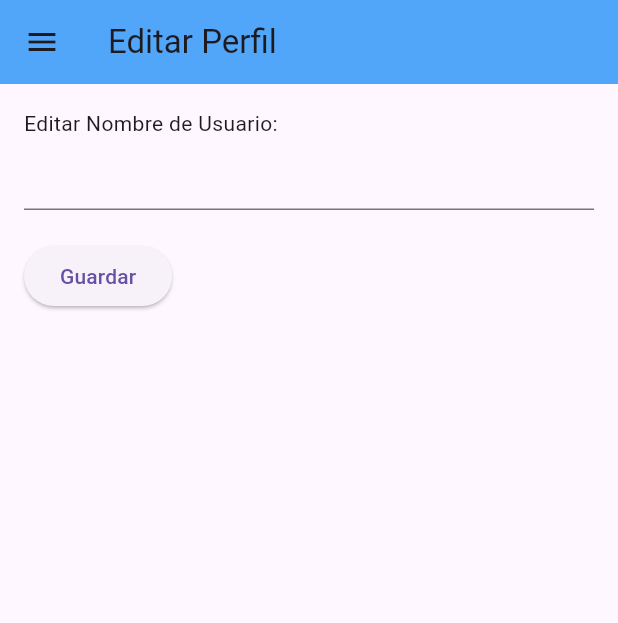
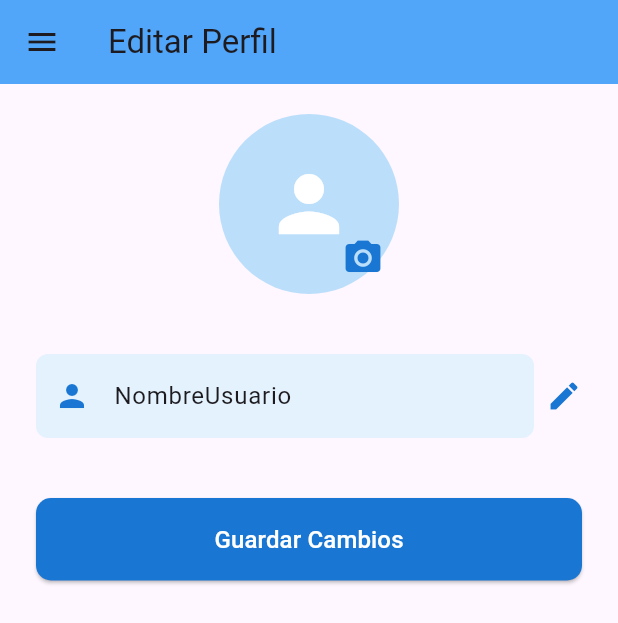
Before and after one commit to Abrajam7611/MediStock_Movil, a Flutter app: the EditProfileScreen screen opened by its route, on a phone screen of 412 x 824 dp. Shown: the top 623 px of the screen. Run offline on Flutter 3.47's test engine with Material 3 defaults, Android fonts, the phone set to English and light mode, and no system bars.

Commit message:
Correción de perfil de usuario

```diff
--- a/lib/main.dart
+++ b/lib/main.dart
@@ -15,6 +15,7 @@ class MyApp extends StatelessWidget {
   @override
   Widget build(BuildContext context) {
     return MaterialApp(
+      debugShowCheckedModeBanner: false,
       title: 'MediStock Móvil',
       theme: ThemeData(
         primarySwatch: Colors.blue,
--- a/lib/screens/edit_profile_screen.dart
+++ b/lib/screens/edit_profile_screen.dart
@@ -1,27 +1,133 @@
-// lib/screens/edit_profile_screen.dart
 import 'package:flutter/material.dart';
 import '../widgets/base_scaffold.dart';
 
-class EditProfileScreen extends StatelessWidget {
+class EditProfileScreen extends StatefulWidget {
   const EditProfileScreen({super.key});
+
+  @override
+  State<EditProfileScreen> createState() => _EditProfileScreenState();
+}
+
+class _EditProfileScreenState extends State<EditProfileScreen> {
+  TextEditingController _usernameController = TextEditingController();
+  String defaultUsername = "NombreUsuario";
+
+  @override
+  void initState() {
+    super.initState();
+    _usernameController.text = defaultUsername; // Nombre por defecto
+  }
+
+  void _saveChanges() {
+    setState(() {
+      defaultUsername = _usernameController.text;
+    });
+    Navigator.pushReplacement(
+      context,
+      MaterialPageRoute(builder: (context) => const EditProfileScreen()),
+    );
+  }
 
   @override
   Widget build(BuildContext context) {
     return BaseScaffold(
       title: 'Editar Perfil',
       body: Padding(
-        padding: const EdgeInsets.all(16.0),
+        padding: const EdgeInsets.symmetric(horizontal: 24.0, vertical: 20.0),
         child: Column(
-          crossAxisAlignment: CrossAxisAlignment.start,
+          crossAxisAlignment: CrossAxisAlignment.center,
           children: [
-            const Text('Editar Nombre de Usuario:'),
-            const TextField(),
-            const SizedBox(height: 20),
-            ElevatedButton(
-              onPressed: () {
-                // Guardar cambios (futuro)
-              },
-              child: const Text('Guardar'),
+            // Foto de perfil
+            Center(
+              child: Stack(
+                alignment: Alignment.center,
+                children: [
+                  CircleAvatar(
+                    radius: 60,
+                    backgroundColor: Colors.blue[100],
+                    child: const Icon(
+                      Icons.person,
+                      size: 60,
+                      color: Colors.white,
+                    ),
+                  ),
+                  Positioned(
+                    bottom: 0,
+                    right: 0,
+                    child: PopupMenuButton(
+                      onSelected: (value) {
+                        if (value == 'change') {
+                          // Cambiar foto (futuro)
+                        } else if (value == 'delete') {
+                          // Eliminar foto (futuro)
+                        }
+                      },
+                      itemBuilder: (context) => [
+                        const PopupMenuItem(
+                          value: 'change',
+                          child: Text('Cambiar Foto'),
+                        ),
+                        const PopupMenuItem(
+                          value: 'delete',
+                          child: Text('Eliminar Foto'),
+                        ),
+                      ],
+                      icon: Icon(
+                        Icons.camera_alt,
+                        color: Colors.blue[700],
+                        size: 28,
+                      ),
+                    ),
+                  ),
+                ],
+              ),
+            ),
+            const SizedBox(height: 40),
+
+            // Campo de nombre de usuario con icono de edición
+            Row(
+              children: [
+                Expanded(
+                  child: TextField(
+                    controller: _usernameController,
+                    decoration: InputDecoration(
+                      filled: true,
+                      fillColor: Colors.blue[50],
+                      border: OutlineInputBorder(
+                        borderRadius: BorderRadius.circular(8.0),
+                        borderSide: BorderSide.none,
+                      ),
+                      hintText: 'Nombre de usuario',
+                      prefixIcon: Icon(Icons.person, color: Colors.blue[700]),
+                    ),
+                  ),
+                ),
+                const SizedBox(width: 8),
+                Icon(
+                  Icons.edit,
+                  color: Colors.blue[700],
+                ),
+              ],
+            ),
+            const SizedBox(height: 40),
+
+            // Botón para guardar cambios
+            SizedBox(
+              width: double.infinity,
+              child: ElevatedButton(
+                onPressed: _saveChanges,
+                style: ElevatedButton.styleFrom(
+                  backgroundColor: Colors.blue[700],
+                  padding: const EdgeInsets.symmetric(vertical: 16.0),
+                  shape: RoundedRectangleBorder(
+                    borderRadius: BorderRadius.circular(10),
+                  ),
+                ),
+                child: const Text(
+                  'Guardar Cambios',
+                  style: TextStyle(fontSize: 16, color: Colors.white),
+                ),
+              ),
             ),
           ],
         ),
```
